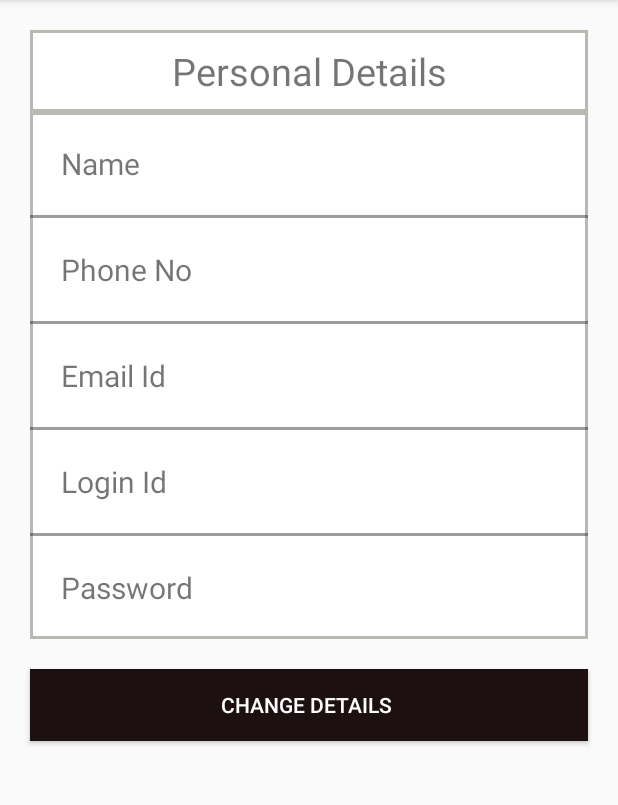
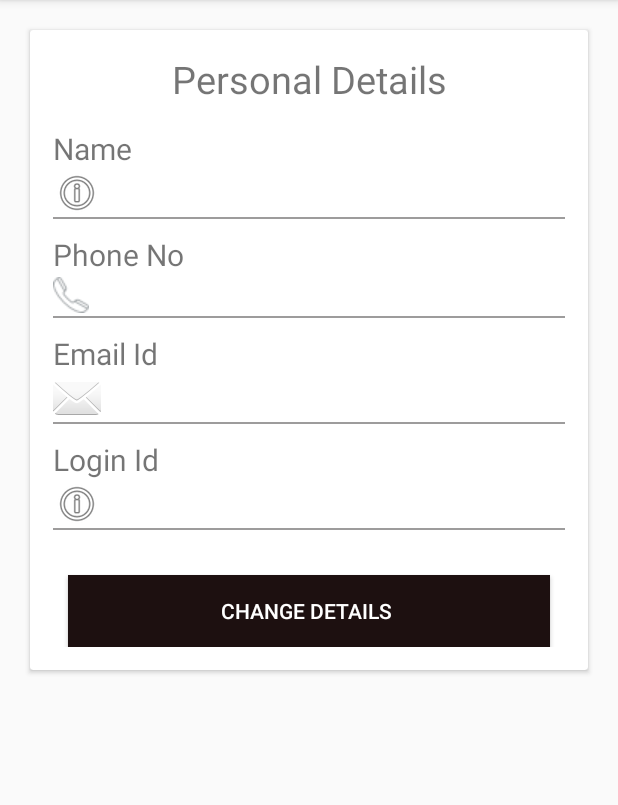
Before and after one commit to tania-anand/DailyYoga, an Android app: the ViewUserDetails screen opened directly, with no data from a screen before it, on a phone screen of 412 x 824 dp, the part 84-889 px from its top. Run offline under Robolectric (Android 15) with nearby library versions, the phone set to English and light mode, and no system bars; our stand-ins replace ButterKnife, Volley; libraries missing offline, so code that uses them is left out: .

Commit message:
third commit

```diff
--- a/app/src/main/java/gym/minorproject/com/gym/ViewUserDetails.java
+++ b/app/src/main/java/gym/minorproject/com/gym/ViewUserDetails.java
@@ -39,8 +39,8 @@ public class ViewUserDetails extends AppCompatActivity implements View.OnClickLi
     TextView txtLogin;
     @InjectView(R.id.VRPhoneNo)
     TextView txtPhoneNo;
-    @InjectView(R.id.VRPassword)
-    TextView txtPassword;
+//    @InjectView(R.id.VRPassword)
+//    TextView txtPassword;
     @InjectView(R.id.buttonView)
     Button button;
 
@@ -75,7 +75,7 @@ public class ViewUserDetails extends AppCompatActivity implements View.OnClickLi
     {
         txtName.setText(rcvbean.getName());
         txtEmail.setText(rcvbean.getEmailId());
-        txtPassword.setText(rcvbean.getPassword());
+//        txtPassword.setText(rcvbean.getPassword());
         txtPhoneNo.setText(rcvbean.getPhoneNo());
         txtLogin.setText(rcvbean.getULoginId());
 
--- a/app/src/main/res/layout/view_user_details.xml
+++ b/app/src/main/res/layout/view_user_details.xml
@@ -1,11 +1,28 @@
 <?xml version="1.0" encoding="utf-8"?>
-<LinearLayout xmlns:android="http://schemas.android.com/apk/res/android"
+<ScrollView
+    xmlns:android="http://schemas.android.com/apk/res/android"
     xmlns:tools="http://schemas.android.com/tools"
     android:layout_width="match_parent"
     android:layout_height="match_parent"
     tools:context="gym.minorproject.com.gym.ViewUserDetails"
     android:orientation="vertical">
 
+<android.support.v7.widget.CardView xmlns:android="http://schemas.android.com/apk/res/android"
+    xmlns:tools="http://schemas.android.com/tools"
+    android:layout_width="match_parent"
+    android:layout_height="match_parent"
+    tools:context="gym.minorproject.com.gym.ViewUserDetails"
+    android:orientation="vertical"
+    android:layout_margin="20sp"
+    android:padding="10sp">
+
+
+
+    <LinearLayout
+        android:layout_width="match_parent"
+        android:layout_height="wrap_content"
+        android:orientation="vertical"
+        android:padding="15sp">
 
             <TextView
                 android:layout_width="match_parent"
@@ -13,126 +30,98 @@
                 android:text="@string/EnterDetailsV"
                 android:textSize="25sp"
                 android:gravity="center"
-        android:layout_marginTop="20dp"
-        android:layout_marginLeft="20dp"
-        android:layout_marginRight="20dp"
-        android:padding="10dp"
-        android:background="@drawable/mydraw"
+                android:layout_marginBottom="15sp" />
 
-        />
-    <TableLayout
-        android:layout_width="match_parent"
-        android:layout_height="wrap_content"
-        android:layout_marginBottom="20dp"
-        android:layout_marginLeft="20dp"
-        android:layout_marginRight="20dp"
-        android:background="@drawable/mydraw"
-        >
-
-        <TableRow android:layout_margin="@dimen/TableRow">
 
             <TextView
-                android:layout_width="wrap_content"
+                android:layout_width="match_parent"
                 android:layout_height="wrap_content"
                 android:text="@string/RName"
                 android:textSize="@dimen/TableRowTextView"
-                android:layout_margin="5dp"/>
+                />
+
 
             <TextView
                 android:id="@+id/VRName"
-                android:layout_width="wrap_content"
+                android:layout_width="match_parent"
                 android:layout_height="wrap_content"
                 android:textSize="@dimen/TableRowTextView"
-                android:layout_margin="5dp"/>
-
-        </TableRow>
+                android:drawableLeft="@android:drawable/ic_menu_info_details" />
           <View
             android:layout_width="match_parent"
-            android:layout_height="2dp"
-            android:background="@color/black"/>
-
-        <TableRow android:layout_margin="@dimen/TableRow">
+            android:layout_height="1sp"
+            android:background="@color/black"
+              android:layout_marginBottom="10sp"/>
 
             <TextView
-                android:layout_width="wrap_content"
+                android:layout_width="match_parent"
                 android:layout_height="wrap_content"
                 android:text="@string/RPhoneNo"
-                android:textSize="@dimen/TableRowTextView"
-                android:layout_margin="5dp"/>
+                android:textSize="@dimen/TableRowTextView" />
 
             <TextView
                 android:id="@+id/VRPhoneNo"
-                android:layout_width="wrap_content"
+                android:layout_width="match_parent"
                 android:layout_height="wrap_content"
                 android:textSize="@dimen/TableRowTextView"
-                android:layout_margin="5dp"/>
-        </TableRow>
+                android:drawableLeft="@drawable/phone_call"/>
         <View
             android:layout_width="match_parent"
-            android:layout_height="2dp"
-            android:background="@color/black"/>
-
-        <TableRow android:layout_margin="@dimen/TableRow">
+            android:layout_height="1sp"
+            android:background="@color/black"
+            android:layout_marginBottom="10sp"/>
 
             <TextView
-                android:layout_width="wrap_content"
+                android:layout_width="match_parent"
                 android:layout_height="wrap_content"
                 android:text="@string/Remail_Id"
-                android:textSize="@dimen/TableRowTextView"
-                android:layout_margin="5dp"/>
+                android:textSize="@dimen/TableRowTextView" />
 
             <TextView
                 android:id="@+id/VREmailId"
-                android:layout_width="wrap_content"
+                android:layout_width="match_parent"
                 android:layout_height="wrap_content"
                 android:textSize="@dimen/TableRowTextView"
-                android:layout_margin="5dp"/>
-        </TableRow>
+                android:drawableLeft="@android:drawable/ic_dialog_email"/>
         <View
             android:layout_width="match_parent"
-            android:layout_height="2dp"
-            android:background="@color/black"/>
-
-        <TableRow android:layout_margin="@dimen/TableRow">
+            android:layout_height="1sp"
+            android:background="@color/black"
+            android:layout_marginBottom="10sp"/>
 
             <TextView
-                android:layout_width="wrap_content"
+                android:layout_width="match_parent"
                 android:layout_height="wrap_content"
                 android:text="@string/UserIdHint"
-                android:textSize="@dimen/TableRowTextView"
-                android:layout_margin="5dp"/>
+                android:textSize="@dimen/TableRowTextView" />
 
             <TextView
                 android:id="@+id/VRUserName"
-                android:layout_width="wrap_content"
+                android:layout_width="match_parent"
                 android:layout_height="wrap_content"
                 android:textSize="@dimen/TableRowTextView"
-                android:layout_margin="5dp"/>
-        </TableRow>
+                android:drawableLeft="@android:drawable/ic_menu_info_details"/>
         <View
             android:layout_width="match_parent"
-            android:layout_height="2dp"
-            android:background="@color/black"/>
+            android:layout_height="1sp"
+            android:background="@color/black"
+            android:layout_marginBottom="10sp"/>
 
-        <TableRow android:layout_margin="@dimen/TableRow">
+        <!--<TextView-->
+                <!--android:layout_width="match_parent"-->
+                <!--android:layout_height="wrap_content"-->
+                <!--android:text="@string/PasswordHint"-->
+                <!--android:textSize="@dimen/TableRowTextView" />-->
+       <!---->
+            <!--<TextView-->
+                <!--android:id="@+id/VRPassword"-->
+                <!--android:layout_width="match_parent"-->
+                <!--android:layout_height="wrap_content"-->
+                <!--android:textSize="@dimen/TableRowTextView"-->
+                <!--android:inputType="textPassword"-->
+                <!--android:layout_marginBottom="10sp"-->
+                <!--android:drawableLeft="@android:drawable/ic_menu_info_details"/>-->
 
-            <TextView
-                android:layout_width="wrap_content"
-                android:layout_height="wrap_content"
-                android:text="@string/PasswordHint"
-                android:textSize="@dimen/TableRowTextView"
-                android:layout_margin="5dp"/>
-
-            <TextView
-                android:id="@+id/VRPassword"
-                android:layout_width="wrap_content"
-                android:layout_height="wrap_content"
-                android:textSize="@dimen/TableRowTextView"
-                android:inputType="textPassword"
-                android:layout_margin="5dp"/>
-        </TableRow>
-
-    </TableLayout>
             <Button
                 android:id="@+id/buttonView"
                 android:layout_width="match_parent"
@@ -140,8 +129,14 @@
                 android:text="Change Details "
                 android:textColor="@color/white"
                 android:background="@color/hint_color"
-        android:layout_marginLeft="20dp"
-        android:layout_marginRight="20dp"/>
+                android:layout_marginLeft="10sp"
+                android:layout_marginRight="10dp"
+                android:layout_marginTop="20sp"/>
+
+
+
+    </LinearLayout>
+
 
     <!--<Button-->
         <!--android:id="@+id/btndeleteAcc"-->
@@ -155,4 +150,6 @@
         <!--android:layout_marginRight="20dp"/>-->
 
 
-</LinearLayout>
+</android.support.v7.widget.CardView>
+
+</ScrollView>
```
Also changed, not shown: app/src/main/res/drawable/phone_call.png (added), 1 other file. Lines whose indentation alone changed are shown as unchanged.
